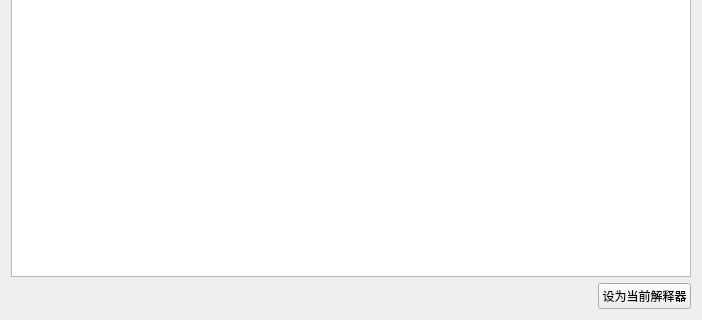
The window that app/ui/py_manage.ui (ctpbee/bee_box) describes before a commit, drawn with Qt 5; both pictures show x 0 to 702 and y 258 to 578 of the 702 by 578 pixel window.
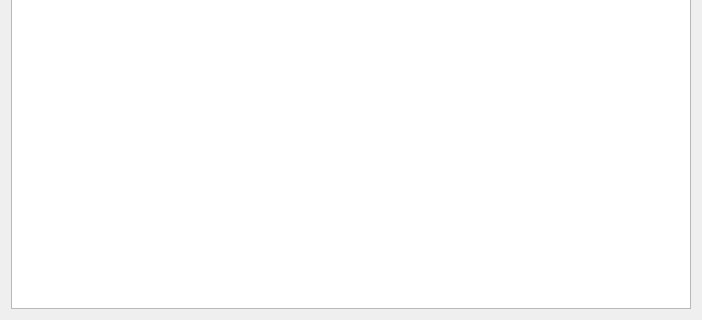
The same window after the commit.

Diff of the .ui file:
```diff
--- a/app/ui/py_manage.ui
+++ b/app/ui/py_manage.ui
@@ -45,30 +45,6 @@
    <item>
     <widget class="QListWidget" name="pip_list"/>
    </item>
-   <item>
-    <layout class="QHBoxLayout" name="horizontalLayout">
-     <item>
-      <spacer name="horizontalSpacer">
-       <property name="orientation">
-        <enum>Qt::Horizontal</enum>
-       </property>
-       <property name="sizeHint" stdset="0">
-        <size>
-         <width>40</width>
-         <height>20</height>
-        </size>
-       </property>
-      </spacer>
-     </item>
-     <item>
-      <widget class="QPushButton" name="ok_btn">
-       <property name="text">
-        <string>设为当前解释器</string>
-       </property>
-      </widget>
-     </item>
-    </layout>
-   </item>
   </layout>
  </widget>
  <resources/>
```
